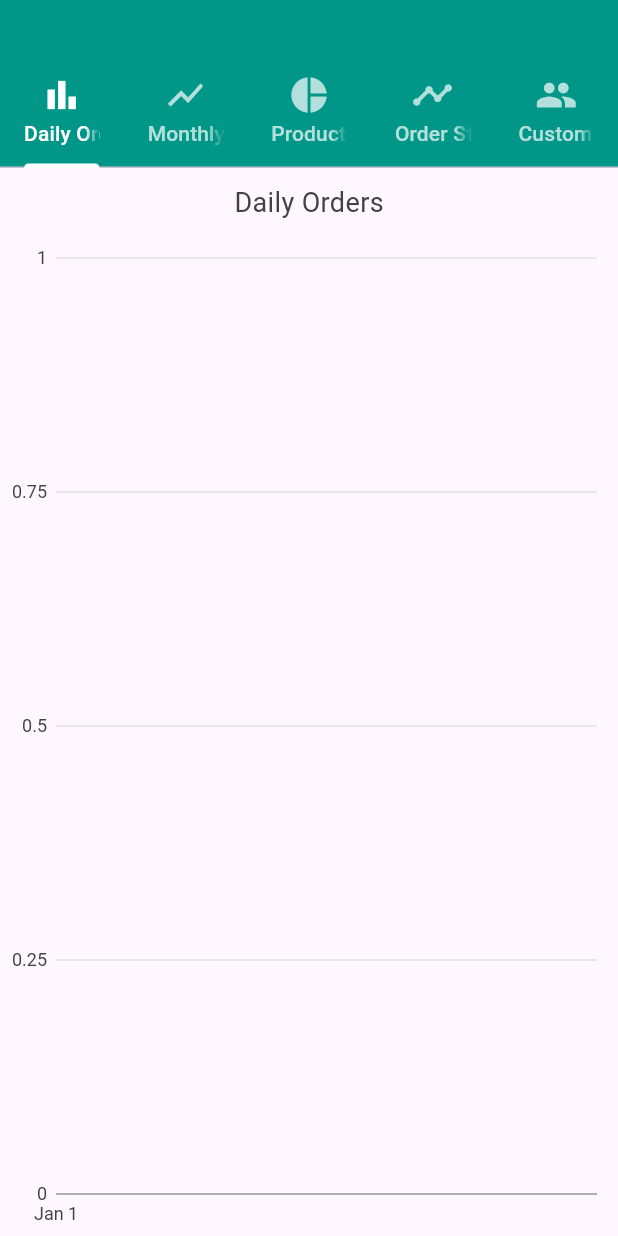
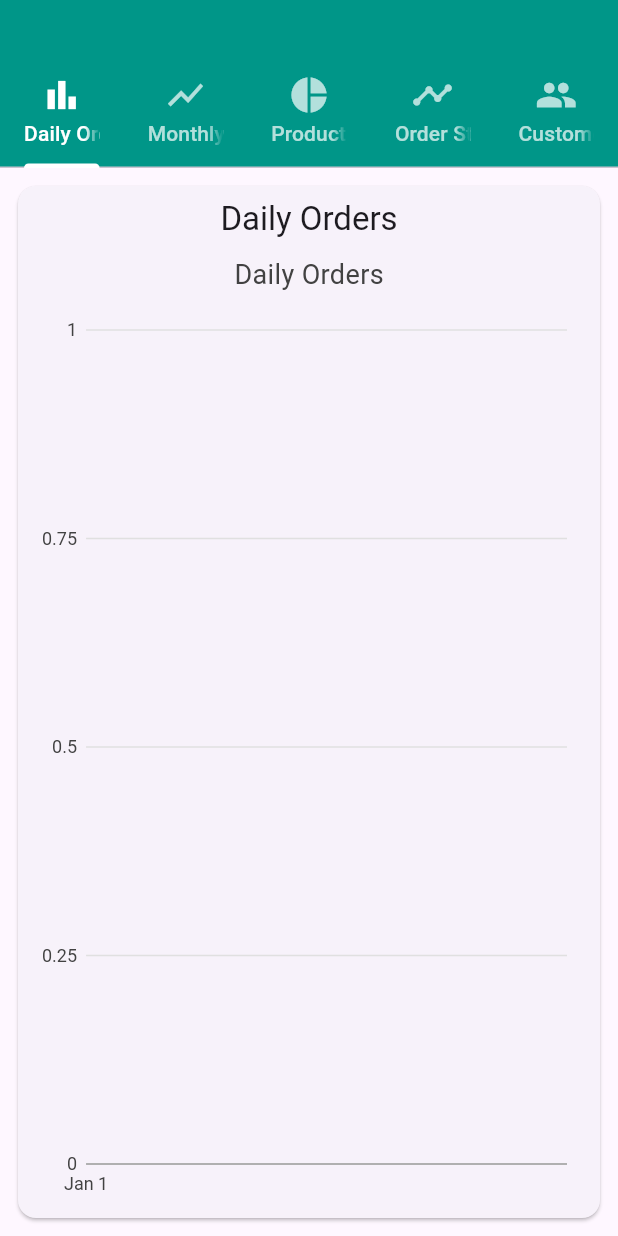
Before and after one commit to alexandru-ariton/butchery_project, a Flutter app: the Dashboard screen opened directly, on a phone screen of 412 x 824 dp. Run offline on Flutter 3.47's test engine with Material 3 defaults, Android fonts, the phone set to English and light mode, and no system bars; our stand-ins replace charts_flutter, cloud_firestore, firebase_auth, firebase_core, firebase_storage, fl_chart and 6 more; missing offline and left inert: dart:html, encrypt, google_place, universal_html; accounts and stored records are empty.

```diff
--- a/gastrogrid_app/lib/aplicatie_admin/Grafice/grafic_ComenziPeZile.dart
+++ b/gastrogrid_app/lib/aplicatie_admin/Grafice/grafic_ComenziPeZile.dart
@@ -26,11 +26,29 @@ class DailyOrdersChart extends StatelessWidget {
           )
         ];
 
-        return charts.TimeSeriesChart(
-          series,
-          animate: true,
-          dateTimeFactory: const charts.LocalDateTimeFactory(),
-          behaviors: [charts.ChartTitle('Daily Orders')],
+        return Padding(
+          padding: const EdgeInsets.all(8.0),
+          child: Card(
+            child: Padding(
+              padding: const EdgeInsets.all(8.0),
+              child: Column(
+                children: [
+                  Text(
+                    'Daily Orders',
+                    style: Theme.of(context).textTheme.titleLarge,
+                  ),
+                  Expanded(
+                    child: charts.TimeSeriesChart(
+                      series,
+                      animate: true,
+                      dateTimeFactory: const charts.LocalDateTimeFactory(),
+                      behaviors: [charts.ChartTitle('Daily Orders')],
+                    ),
+                  ),
+                ],
+              ),
+            ),
+          ),
         );
       },
     );
--- /dev/null
+++ b/gastrogrid_app/lib/aplicatie_admin/Pagini/Comenzi/file_handler.dart
@@ -0,0 +1,6 @@
+// pdf_helper_stub.dart
+
+void viewPdf(List<int> bytes) {
+  // This will be a no-op or throw an exception for platforms where this is not supported
+  throw UnsupportedError("Cannot view PDF on this platform");
+}
```
Also changed, not shown: gastrogrid_app/lib/aplicatie_admin/Grafice/grafic_FrecventaComenziUtilizatori.dart (+25 -7 lines), gastrogrid_app/lib/aplicatie_admin/Grafice/grafic_HeapMap.dart (+50 -15 lines), gastrogrid_app/lib/aplicatie_admin/Pagini/Comenzi/chrome_file_handler.dart (added, +11 -0 lines), gastrogrid_app/lib/aplicatie_admin/Pagini/Comenzi/pagina_detalii_comenzi.dart (+76 -72 lines), gastrogrid_app/lib/aplicatie_admin/Pagini/Produs/pagina_produse.dart (+4 -5 lines).
